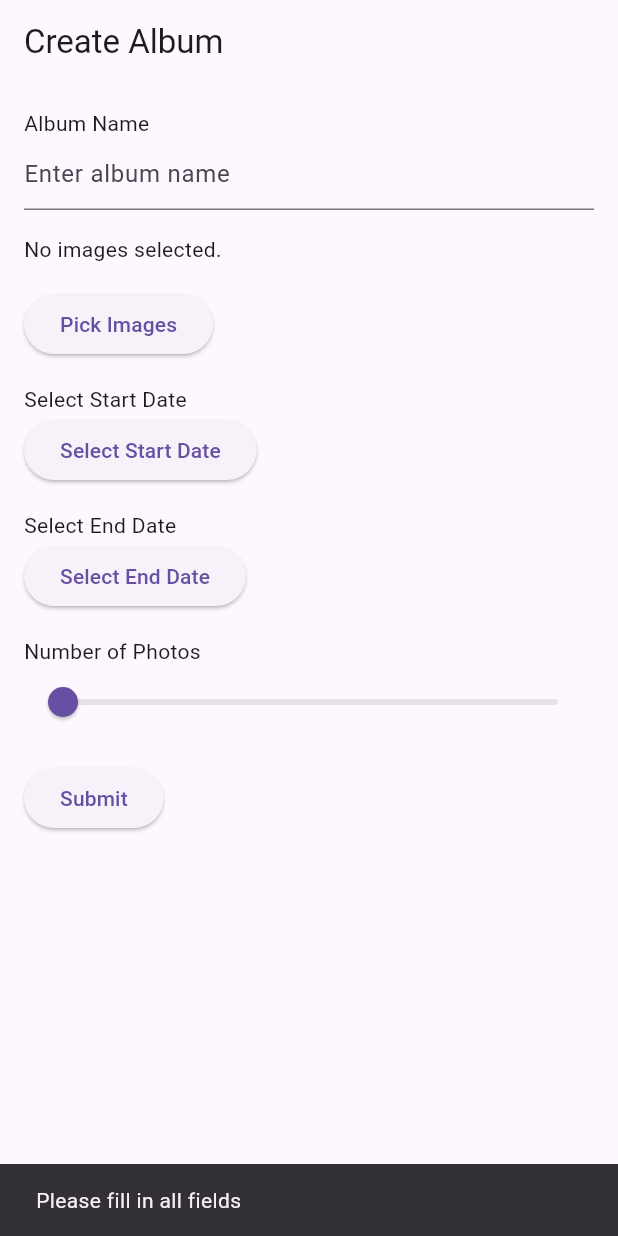
After one commit to IditMedizada/AIlbum, a Flutter app: the CreateAlbum screen opened directly, after a tap on "Submit", on a phone screen of 412 x 824 dp. The commit adds this screen. Run offline on Flutter 3.47's test engine with Material 3 defaults, Android fonts, the phone set to English and light mode, and no system bars; our stand-ins replace firebase_auth, firebase_core, firebase_storage, fluttertoast, image_picker; missing offline and left inert: flutter_background_service, flutter_face_api_beta, photo_manager; accounts and stored records are empty.

Commit message:
work on album creation

```diff
--- /dev/null
+++ b/Client/lib/features/user_auth/presentations/pages/createAlbum.dart
@@ -0,0 +1,185 @@
+import 'dart:convert';
+
+import 'package:firebase_auth/firebase_auth.dart';
+import 'package:flutter/material.dart';
+import 'package:image_picker/image_picker.dart';
+import 'package:intl/intl.dart';
+import 'package:http/http.dart' as http;
+import 'dart:io';
+
+import 'package:my_app/features/user_auth/presentations/pages/photoDisplayPage.dart';
+
+class CreateAlbum extends StatefulWidget {
+  const CreateAlbum({super.key});
+
+  @override
+  CreateAlbumState createState() => CreateAlbumState();
+}
+
+class CreateAlbumState extends State<CreateAlbum> {
+  final ImagePicker picker = ImagePicker();
+  List<File> selectedImages = [];
+  DateTime? startDate;
+  DateTime? endDate;
+  int photoCount = 1;
+  final TextEditingController albumNameController = TextEditingController();
+  Future<void> pickImage() async {
+    final List<XFile> images = await picker.pickMultiImage();
+    setState(() {
+        selectedImages = images.map((image) => File(image.path)).toList();
+    });
+  }
+
+  Future<void> pickersubmitData() async {
+    if (selectedImages.isEmpty  || startDate == null || endDate == null) {
+      // Show error message
+      ScaffoldMessenger.of(context).showSnackBar(
+        const SnackBar(content: Text('Please fill in all fields')),
+      );
+      return;
+    }
+    // Set the endDate to the end of the day
+  final adjustedEndDate = endDate?.add(Duration(hours: 23, minutes: 59, seconds: 59));
+  final uri = Uri.parse('http://192.168.1.36:5000/api/photos/create-album');
+  String? user = FirebaseAuth.instance.currentUser?.uid;
+  print("end date:" + (endDate?.toIso8601String() ?? ''));
+  var request = http.MultipartRequest('POST', uri)
+    ..fields['user'] = user ?? ''
+    ..fields['startDate'] = startDate?.toIso8601String() ?? ''
+    ..fields['endDate'] = adjustedEndDate?.toIso8601String() ?? ''
+    ..fields['numPhotos'] = photoCount.toString()
+    ..fields['albumName'] = albumNameController.text;
+
+ for (var image in selectedImages) {
+    request.files.add(await http.MultipartFile.fromPath('photos', image.path));
+}
+
+
+  var response = await request.send();
+
+  if (response.statusCode == 200) {
+    final responseBody = await response.stream.bytesToString();
+    final responseData = jsonDecode(responseBody);
+    print('create album response:' + responseData);
+    final albumId = responseData['id'];
+    // Navigate to the photo display page with the albumId
+    Navigator.push(
+      context,
+      MaterialPageRoute(
+        builder: (context) => PhotoDisplayPage(albumId: albumId),
+      ),
+    );
+  } else {
+    print("Failed to notify server");
+  }
+  }
+
+  Future<void> selectDate(BuildContext context, bool isStartDate) async {
+    final DateTime? picked = await showDatePicker(
+      context: context,
+      initialDate: DateTime.now(),
+      firstDate: DateTime(2000),
+      lastDate: DateTime(2101),
+    );
+    if (picked != null && picked != (isStartDate ? startDate : endDate)) {
+      setState(() {
+        if (isStartDate) {
+          startDate = picked;
+        } else {
+          endDate = picked;
+        }
+      });
+    }
+  }
+
+  @override
+
+ @override
+Widget build(BuildContext context) {
+  return Scaffold(
+    appBar: AppBar(
+      title: const Text('Create Album'),
+    ),
+    body: SingleChildScrollView( // Make the entire body scrollable
+      child: Padding(
+        padding: const EdgeInsets.all(16.0),
+        child: Column(
+          crossAxisAlignment: CrossAxisAlignment.start,
+          children: [
+            // Add TextField for album name
+            const Text('Album Name'),
+            TextField(
+              controller: albumNameController,
+              decoration: const InputDecoration(
+                hintText: 'Enter album name',
+              ),
+            ),
+            const SizedBox(height: 16),
+            selectedImages.isEmpty
+                ? const Text('No images selected.')
+                : SizedBox( // Wrap in SizedBox to control height
+                    height: 200, // Adjust this height as needed
+                    child: GridView.builder(
+                      shrinkWrap: true,
+                      physics: const NeverScrollableScrollPhysics(), // Disable GridView scrolling to avoid conflicts with SingleChildScrollView
+                      gridDelegate: const SliverGridDelegateWithFixedCrossAxisCount(
+                        crossAxisCount: 3,
+                        crossAxisSpacing: 4,
+                        mainAxisSpacing: 4,
+                      ),
+                      itemCount: selectedImages.length,
+                      itemBuilder: (context, index) {
+                        return Image.file(
+                          selectedImages[index],
+                          fit: BoxFit.cover,
+                        );
+                      },
+                    ),
+                  ),
+            const SizedBox(height: 16),
+            ElevatedButton(
+              onPressed: pickImage,
+              child: const Text('Pick Images'),
+            ),
+            const SizedBox(height: 16),
+            const Text('Select Start Date'),
+            ElevatedButton(
+              onPressed: () => selectDate(context, true),
+              child: Text(startDate == null
+                  ? 'Select Start Date'
+                  : DateFormat('yyyy-MM-dd').format(startDate!)),
+            ),
+            const SizedBox(height: 16),
+            const Text('Select End Date'),
+            ElevatedButton(
+              onPressed: () => selectDate(context, false),
+              child: Text(endDate == null
+                  ? 'Select End Date'
+                  : DateFormat('yyyy-MM-dd').format(endDate!)),
+            ),
+            const SizedBox(height: 16),
+            const Text('Number of Photos'),
+            Slider(
+              value: photoCount.toDouble(),
+              min: 1,
+              max: 100,
+              divisions: 99,
+              label: photoCount.toString(),
+              onChanged: (value) {
+                setState(() {
+                  photoCount = value.toInt();
+                });
+              },
+            ),
+            const SizedBox(height: 16),
+            ElevatedButton(
+              onPressed: pickersubmitData,
+              child: const Text('Submit'),
+            ),
+          ],
+        ),
+      ),
+    ),
+  );
+}
+}
--- a/Client/lib/features/user_auth/presentations/pages/login_page.dart
+++ b/Client/lib/features/user_auth/presentations/pages/login_page.dart
@@ -1,11 +1,11 @@
 import 'package:firebase_auth/firebase_auth.dart';
 import 'package:flutter/material.dart';
+import 'package:my_app/features/user_auth/presentations/pages/createAlbum.dart';
 import 'package:my_app/features/user_auth/presentations/pages/sign_up_page.dart';
 import 'package:my_app/features/user_auth/presentations/widgets/form_container_widget.dart';
-import 'package:my_app/helperFunctions/gallery_sync.dart';
 import '../../../../global/common/toast.dart';
 import '../../firebase_auth_implementation/firebase_auth_services.dart';
-
+import '../../../../helperFunctions/gallery_sync.dart';
 class LoginPage extends StatefulWidget{
   const LoginPage({super.key});
 
--- a/Client/lib/features/user_auth/presentations/pages/faces.dart
+++ b/Client/lib/notInUse/faces.dart
@@ -4,7 +4,7 @@ import 'package:flutter/services.dart';
 import 'dart:async';
 import 'package:flutter_face_api_beta/flutter_face_api.dart';
 import 'package:image_picker/image_picker.dart';
-import 'package:my_app/features/user_auth/presentations/pages/MatchedImagesPage.dart';
+import 'package:my_app/notInUse/MatchedImagesPage.dart';
 import 'package:photo_manager/photo_manager.dart';
 
 
--- a/Client/lib/features/user_auth/presentations/pages/home_page.dart
+++ b/Client/lib/notInUse/home_page.dart
@@ -1,12 +1,17 @@
+// ignore_for_file: avoid_print
+
 import 'dart:typed_data';
 import 'package:flutter/material.dart';
-import 'package:my_app/features/user_auth/presentations/pages/faces.dart';
+import 'package:my_app/notInUse/faces.dart';
 import 'dart:async';
 import 'package:photo_manager/photo_manager.dart';
 
 
 class HomePage extends StatefulWidget {
+  const HomePage({super.key});
+
   @override
+  // ignore: library_private_types_in_public_api
   _HomePageState createState() => _HomePageState();
 }
 
@@ -81,7 +86,7 @@ class _HomePageState extends State<HomePage> {
           title: const Text('All Gallery Images'),
           actions: [
             IconButton(
-              icon: Icon(Icons.date_range),
+              icon: const Icon(Icons.date_range),
               onPressed: () {
                 selectDateRange(context);
 
```
Also changed, not shown: Client/lib/features/user_auth/presentations/pages/photoDisplayPage.dart (added, +71 -0 lines), Client/lib/features/user_auth/presentations/pages/sign_up_page.dart (+19 -14 lines), Client/lib/features/user_auth/presentations/widgets/form_container_widget.dart (+7 -7 lines), Client/lib/helperFunctions/gallery_sync.dart (+12 -5 lines), Client/lib/main.dart (+55 -145 lines), Client/lib/notInUse/MatchedImagesPage.dart (renamed from Client/lib/features/user_auth/presentations/pages/MatchedImagesPage.dart), Client/lib/notInUse/face_recognition_service.dart (renamed from Client/lib/image_picker/face_recognition_service.dart), 2 other files.
